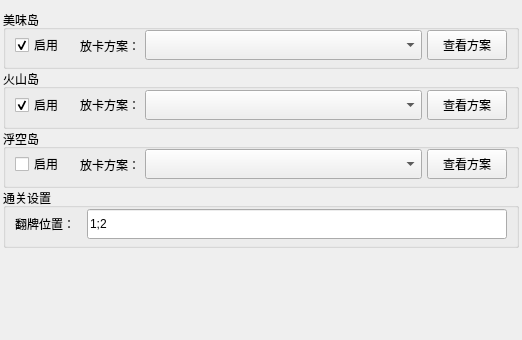
Above: AppImplement/UIFiles/WantedParam.ui from LinFeng-BingYi/FVM_Backstage_Assistant_LFBY before the change. Below: the same form after it.
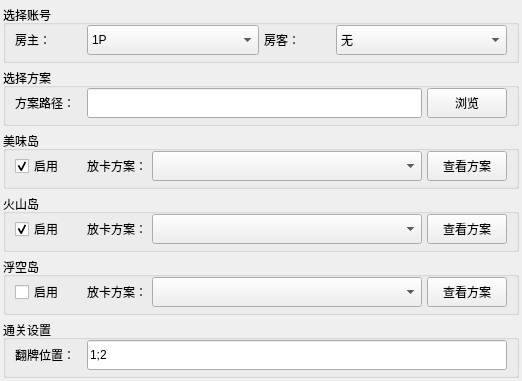
That is the form after the change.

Commit message: 优化各功能界面，使得在[开始]功能中选择组队模式的前提下，其他功能仍然可以选择单人模式; 此外，为每个功能都增加“放卡ini文件路径的选择，方便多个ini文件的使用

```diff
--- a/AppImplement/UIFiles/WantedParam.ui
+++ b/AppImplement/UIFiles/WantedParam.ui
@@ -13,15 +13,15 @@
   <property name="windowTitle">
    <string>Form</string>
   </property>
-  <layout class="QVBoxLayout" name="verticalLayout_top" stretch="2,2,2,2,3">
+  <layout class="QVBoxLayout" name="verticalLayout_top">
    <property name="spacing">
-    <number>0</number>
+    <number>5</number>
    </property>
    <property name="leftMargin">
     <number>3</number>
    </property>
    <property name="topMargin">
-    <number>10</number>
+    <number>5</number>
    </property>
    <property name="rightMargin">
     <number>3</number>
@@ -29,6 +29,161 @@
    <property name="bottomMargin">
     <number>3</number>
    </property>
+   <item>
+    <widget class="QGroupBox" name="groupBox_select_players">
+     <property name="title">
+      <string>选择账号</string>
+     </property>
+     <layout class="QHBoxLayout" name="horizontalLayout_select_player">
+      <property name="spacing">
+       <number>5</number>
+      </property>
+      <property name="topMargin">
+       <number>0</number>
+      </property>
+      <property name="bottomMargin">
+       <number>5</number>
+      </property>
+      <item>
+       <widget class="QLabel" name="label_select_1p">
+        <property name="maximumSize">
+         <size>
+          <width>67</width>
+          <height>16777215</height>
+         </size>
+        </property>
+        <property name="text">
+         <string>房主：</string>
+        </property>
+       </widget>
+      </item>
+      <item>
+       <widget class="QComboBox" name="comboBox_select_1p">
+        <property name="minimumSize">
+         <size>
+          <width>0</width>
+          <height>30</height>
+         </size>
+        </property>
+        <item>
+         <property name="text">
+          <string>1P</string>
+         </property>
+        </item>
+        <item>
+         <property name="text">
+          <string>2P</string>
+         </property>
+        </item>
+       </widget>
+      </item>
+      <item>
+       <widget class="QLabel" name="label_select_2p">
+        <property name="maximumSize">
+         <size>
+          <width>67</width>
+          <height>16777215</height>
+         </size>
+        </property>
+        <property name="text">
+         <string>房客：</string>
+        </property>
+       </widget>
+      </item>
+      <item>
+       <widget class="QComboBox" name="comboBox_select_2p">
+        <property name="minimumSize">
+         <size>
+          <width>0</width>
+          <height>30</height>
+         </size>
+        </property>
+        <item>
+         <property name="text">
+          <string>无</string>
+         </property>
+        </item>
+        <item>
+         <property name="text">
+          <string>1P</string>
+         </property>
+        </item>
+        <item>
+         <property name="text">
+          <string>2P</string>
+         </property>
+        </item>
+       </widget>
+      </item>
+     </layout>
+    </widget>
+   </item>
+   <item>
+    <widget class="QGroupBox" name="groupBox_select_plan">
+     <property name="title">
+      <string>选择方案</string>
+     </property>
+     <layout class="QGridLayout" name="gridLayout_select_plan">
+      <property name="topMargin">
+       <number>0</number>
+      </property>
+      <property name="bottomMargin">
+       <number>5</number>
+      </property>
+      <property name="spacing">
+       <number>5</number>
+      </property>
+      <item row="0" column="1">
+       <widget class="QLineEdit" name="lineEdit_plan_path">
+        <property name="minimumSize">
+         <size>
+          <width>0</width>
+          <height>30</height>
+         </size>
+        </property>
+       </widget>
+      </item>
+      <item row="0" column="0">
+       <widget class="QLabel" name="label_plan_path">
+        <property name="minimumSize">
+         <size>
+          <width>67</width>
+          <height>0</height>
+         </size>
+        </property>
+        <property name="maximumSize">
+         <size>
+          <width>67</width>
+          <height>30</height>
+         </size>
+        </property>
+        <property name="text">
+         <string>方案路径：</string>
+        </property>
+       </widget>
+      </item>
+      <item row="0" column="2">
+       <widget class="QPushButton" name="pushButton_plan_path">
+        <property name="minimumSize">
+         <size>
+          <width>80</width>
+          <height>30</height>
+         </size>
+        </property>
+        <property name="maximumSize">
+         <size>
+          <width>80</width>
+          <height>30</height>
+         </size>
+        </property>
+        <property name="text">
+         <string>浏览</string>
+        </property>
+       </widget>
+      </item>
+     </layout>
+    </widget>
+   </item>
    <item>
     <widget class="QGroupBox" name="groupBox_mwd">
      <property name="title">
@@ -48,7 +203,7 @@
        <widget class="QCheckBox" name="checkBox_enable_mwd">
         <property name="minimumSize">
          <size>
-          <width>60</width>
+          <width>67</width>
           <height>0</height>
          </size>
         </property>
@@ -136,7 +291,7 @@
        <widget class="QCheckBox" name="checkBox_enable_hsd">
         <property name="minimumSize">
          <size>
-          <width>60</width>
+          <width>67</width>
           <height>0</height>
          </size>
         </property>
@@ -224,7 +379,7 @@
        <widget class="QCheckBox" name="checkBox_enable_fkd">
         <property name="minimumSize">
          <size>
-          <width>60</width>
+          <width>67</width>
           <height>0</height>
          </size>
         </property>
@@ -340,19 +495,6 @@
      </layout>
     </widget>
    </item>
-   <item>
-    <spacer name="verticalSpacer">
-     <property name="orientation">
-      <enum>Qt::Vertical</enum>
-     </property>
-     <property name="sizeHint" stdset="0">
-      <size>
-       <width>20</width>
-       <height>86</height>
-      </size>
-     </property>
-    </spacer>
-   </item>
   </layout>
  </widget>
  <resources/>
```
The commit also changes 32 other files.
